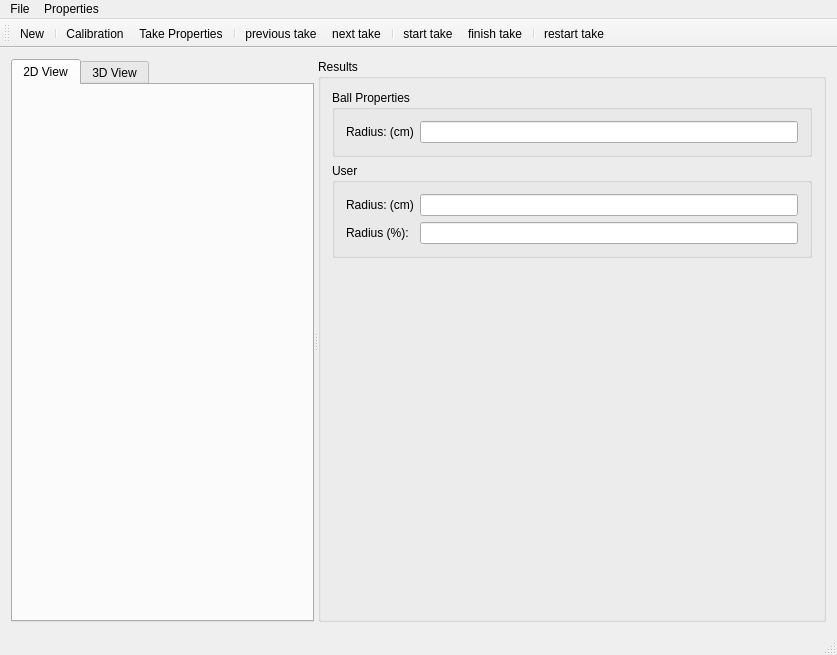
The window that mainwindow.ui (liglacsap/SurveyTrackingTool) describes before a commit, drawn with Qt 5.
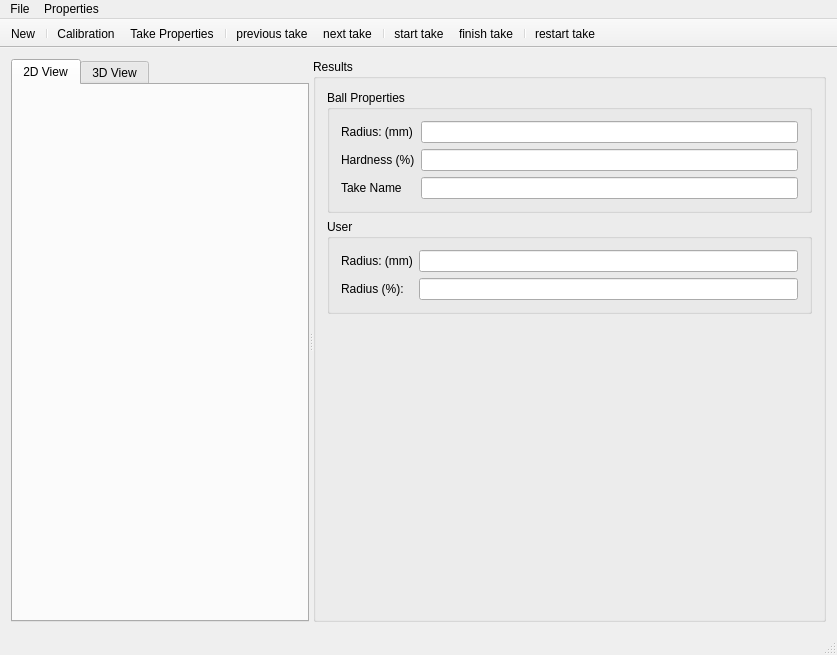
The same window after the commit. Icons and pictures are not drawn. Custom widgets are drawn as their Qt base class.

Commit message:
Whole new take management. The takes are saved in a csv file named balls.csv in directory ../ (will change in stable release). On initializing, the file will be loaded and all takes are global available.
TakeDialog: Now supports delete/save for single takes.

MainWindow: New input elements for the additional take parameter 'name'
and also for the parameter hardness.

Project (General): Include header path changed to the old one in order
to use just one single folder for the whole application

Patch:
```diff
--- a/mainwindow.ui
+++ b/mainwindow.ui
@@ -98,38 +98,45 @@
              <property name="title">
               <string>Ball Properties</string>
              </property>
-             <layout class="QHBoxLayout" name="horizontalLayout">
-              <item>
+             <layout class="QFormLayout" name="formLayout_2">
+              <item row="0" column="0">
                <widget class="QLabel" name="label">
                 <property name="text">
-                 <string>Radius: (cm)</string>
+                 <string>Radius: (mm)</string>
                 </property>
                </widget>
               </item>
-              <item>
-               <widget class="QLineEdit" name="lineEdit">
+              <item row="1" column="0">
+               <widget class="QLabel" name="label_4">
+                <property name="text">
+                 <string>Hardness (%)</string>
+                </property>
+               </widget>
+              </item>
+              <item row="0" column="1">
+               <widget class="QLineEdit" name="takeBallRadius">
                 <property name="readOnly">
                  <bool>true</bool>
                 </property>
                </widget>
               </item>
+              <item row="1" column="1">
+               <widget class="QLineEdit" name="takeHardnessLineEdit"/>
+              </item>
+              <item row="2" column="0">
+               <widget class="QLabel" name="label_5">
+                <property name="text">
+                 <string>Take Name</string>
+                </property>
+               </widget>
+              </item>
+              <item row="2" column="1">
+               <widget class="QLineEdit" name="takeNameLineEdit"/>
+              </item>
              </layout>
             </widget>
            </item>
            <item row="2" column="0">
-            <spacer name="verticalSpacer">
-             <property name="orientation">
-              <enum>Qt::Vertical</enum>
-             </property>
-             <property name="sizeHint" stdset="0">
-              <size>
-               <width>20</width>
-               <height>40</height>
-              </size>
-             </property>
-            </spacer>
-           </item>
-           <item row="1" column="0">
             <widget class="QGroupBox" name="groupBox_3">
              <property name="title">
               <string>User</string>
@@ -138,7 +145,7 @@
               <item row="0" column="0">
                <widget class="QLabel" name="label_2">
                 <property name="text">
-                 <string>Radius: (cm)</string>
+                 <string>Radius: (mm)</string>
                 </property>
                </widget>
               </item>
@@ -158,6 +165,19 @@
              </layout>
             </widget>
            </item>
+           <item row="3" column="0">
+            <spacer name="verticalSpacer">
+             <property name="orientation">
+              <enum>Qt::Vertical</enum>
+             </property>
+             <property name="sizeHint" stdset="0">
+              <size>
+               <width>20</width>
+               <height>40</height>
+              </size>
+             </property>
+            </spacer>
+           </item>
           </layout>
          </widget>
         </item>
@@ -196,6 +216,12 @@
    <addaction name="menuProperties"/>
   </widget>
   <widget class="QToolBar" name="mainToolBar">
+   <property name="movable">
+    <bool>false</bool>
+   </property>
+   <property name="floatable">
+    <bool>false</bool>
+   </property>
    <attribute name="toolBarArea">
     <enum>TopToolBarArea</enum>
    </attribute>
```
The commit also changes 12 other files.
